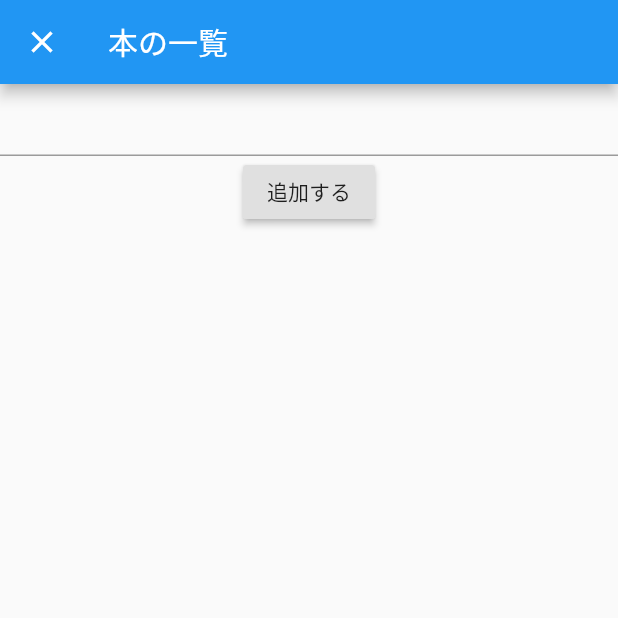
After one commit to Ryohei-Takata/book2_app, a Flutter app: the BookListPage screen opened directly, after a tap on the "add" icon, on a phone screen of 412 x 824 dp, the top half of it. The commit adds this screen. Run offline on Flutter 3.47's test engine with Material 2 defaults, Android fonts, the phone set to English and light mode, and no system bars; our stand-ins replace cloud_firestore; accounts and stored records are empty.

Commit message:
booklist,addBook

```diff
--- /dev/null
+++ b/lib/add_book/add_book_model.dart
@@ -0,0 +1,13 @@
+import 'package:cloud_firestore/cloud_firestore.dart';
+import 'package:flutter/cupertino.dart';
+
+class AddBookModel extends ChangeNotifier {
+  String bookTitle = '';
+
+  Future addBook() async {
+    if (this.bookTitle.isEmpty) {
+      throw '入力してください。';
+    }
+    Firestore.instance.collection('books').add({"title": this.bookTitle});
+  }
+}
--- /dev/null
+++ b/lib/add_book/add_book_page.dart
@@ -0,0 +1,80 @@
+// import 'package:cloud_firestore/cloud_firestore.dart';
+import 'package:flutter/material.dart';
+import 'package:provider/provider.dart';
+
+import 'add_book_model.dart';
+
+class AddBookPage extends StatelessWidget {
+  @override
+  Widget build(BuildContext context) {
+    final textEditingController = TextEditingController();
+    return ChangeNotifierProvider<AddBookModel>(
+      create: (__) => AddBookModel(),
+      child: Scaffold(
+        appBar: AppBar(
+          title: Text('本の一覧'),
+        ),
+        body: Consumer<AddBookModel>(
+          builder: (context, model, child) {
+            return Center(
+              child: Column(
+                children: [
+                  TextField(
+                    controller: textEditingController,
+                    onChanged: (text) {
+                      model.bookTitle = text;
+                    },
+                  ),
+                  RaisedButton(
+                    child: Text('追加する'),
+                    onPressed: () async {
+                      try {
+                        await model.addBook();
+                        await showDialog(
+                          context: context,
+                          barrierDismissible: false, // user must tap button!
+                          builder: (BuildContext context) {
+                            return AlertDialog(
+                              title: const Text('保存しました。'),
+                              actions: <Widget>[
+                                TextButton(
+                                  child: const Text('OK'),
+                                  onPressed: () {
+                                    Navigator.of(context).pop();
+                                  },
+                                ),
+                              ],
+                            );
+                          },
+                        );
+                        Navigator.of(context).pop();
+                      } catch (e) {
+                        showDialog(
+                          context: context,
+                          barrierDismissible: false, // user must tap button!
+                          builder: (BuildContext context) {
+                            return AlertDialog(
+                              title: Text(e.toString()),
+                              actions: <Widget>[
+                                TextButton(
+                                  child: const Text('OK'),
+                                  onPressed: () {
+                                    Navigator.of(context).pop();
+                                  },
+                                ),
+                              ],
+                            );
+                          },
+                        );
+                      }
+                    },
+                  ),
+                ],
+              ),
+            );
+          },
+        ),
+      ),
+    );
+  }
+}
--- /dev/null
+++ b/lib/book.dart
@@ -0,0 +1,5 @@
+class Book {
+  Book(this.title);
+
+  String title;
+}
--- /dev/null
+++ b/lib/book_list/book_list_model.dart
@@ -0,0 +1,15 @@
+import 'package:cloud_firestore/cloud_firestore.dart';
+import 'package:flutter/cupertino.dart';
+
+import '../book.dart';
+
+class BookListModel extends ChangeNotifier {
+  List<Book> books = [];
+
+  Future fetchBooks() async {
+    final docs = await Firestore.instance.collection('books').getDocuments();
+    final books = docs.documents.map((doc) => Book(doc['title'])).toList();
+    this.books = books;
+    notifyListeners();
+  }
+}
--- /dev/null
+++ b/lib/book_list/book_list_page.dart
@@ -0,0 +1,48 @@
+import 'package:flutter/material.dart';
+import 'package:flutter_book2_app/add_book/add_book_page.dart';
+import 'package:flutter_book2_app/book_list/book_list_model.dart';
+import 'package:provider/provider.dart';
+
+class BookListPage extends StatelessWidget {
+  @override
+  Widget build(BuildContext context) {
+    return ChangeNotifierProvider<BookListModel>(
+      create: (__) => BookListModel()..fetchBooks(),
+      child: Scaffold(
+        appBar: AppBar(
+          title: Text('本の一覧'),
+        ),
+        body: Consumer<BookListModel>(builder: (context, model, child) {
+          final books = model.books;
+          var map = books
+              .map(
+                (book) => ListTile(
+                  title: Text(book.title),
+                ),
+              )
+              .toList();
+          final listTiles = map;
+          return ListView(
+            children: listTiles,
+          );
+        }),
+        floatingActionButton:
+            Consumer<BookListModel>(builder: (context, model, child) {
+          return FloatingActionButton(
+            child: Icon(Icons.add),
+            onPressed: () async {
+              await Navigator.push(
+                context,
+                MaterialPageRoute(
+                  builder: (context) => AddBookPage(),
+                  fullscreenDialog: true,
+                ),
+              );
+              model.fetchBooks();
+            },
+          );
+        }),
+      ),
+    );
+  }
+}
```
Also changed, not shown: lib/main.dart (+6 -2 lines), 3 other files.
